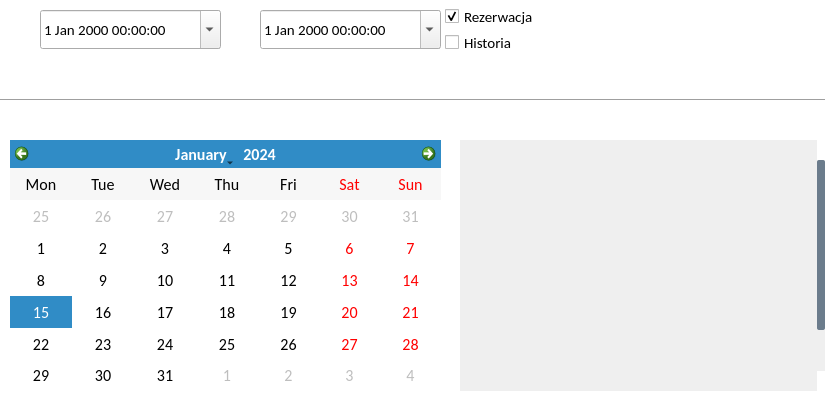
First picture: the form in bookingdialog.ui, repository RStravinsky/CarReservation, before the edit.
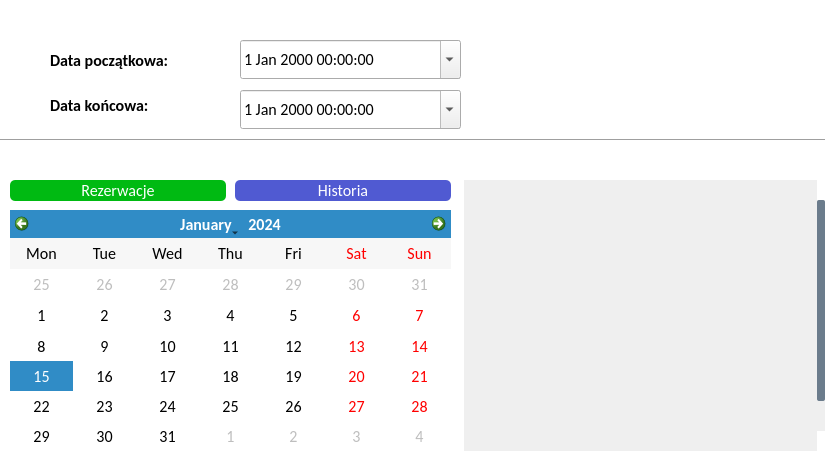
Second picture: the form after the edit. Icons and pictures are not drawn.

Commit message: GUI of BookingDialog, Data base backup button on status bar, createBackup() function, Question before car deleting

```diff
--- a/bookingdialog.ui
+++ b/bookingdialog.ui
@@ -7,19 +7,19 @@
     <x>0</x>
     <y>0</y>
     <width>825</width>
-    <height>400</height>
+    <height>460</height>
    </rect>
   </property>
   <property name="minimumSize">
    <size>
     <width>825</width>
-    <height>400</height>
+    <height>0</height>
    </size>
   </property>
   <property name="maximumSize">
    <size>
     <width>825</width>
-    <height>400</height>
+    <height>460</height>
    </size>
   </property>
   <property name="windowTitle">
@@ -82,9 +82,9 @@
    <property name="geometry">
     <rect>
      <x>10</x>
-     <y>140</y>
-     <width>431</width>
-     <height>251</height>
+     <y>210</y>
+     <width>441</width>
+     <height>241</height>
     </rect>
    </property>
    <property name="font">
@@ -115,10 +115,10 @@
   <widget class="QScrollArea" name="scrollArea">
    <property name="geometry">
     <rect>
-     <x>460</x>
-     <y>140</y>
-     <width>365</width>
-     <height>251</height>
+     <x>464</x>
+     <y>180</y>
+     <width>361</width>
+     <height>271</height>
     </rect>
    </property>
    <property name="sizePolicy">
@@ -153,16 +153,16 @@
   <widget class="QDateTimeEdit" name="dateTimeEditBegin">
    <property name="geometry">
     <rect>
-     <x>40</x>
-     <y>10</y>
-     <width>181</width>
+     <x>240</x>
+     <y>40</y>
+     <width>221</width>
      <height>39</height>
     </rect>
    </property>
    <property name="font">
     <font>
      <family>Calibri</family>
-     <pointsize>11</pointsize>
+     <pointsize>12</pointsize>
     </font>
    </property>
    <property name="showGroupSeparator" stdset="0">
@@ -175,16 +175,16 @@
   <widget class="QDateTimeEdit" name="dateTimeEditEnd">
    <property name="geometry">
     <rect>
-     <x>260</x>
-     <y>10</y>
-     <width>181</width>
+     <x>240</x>
+     <y>90</y>
+     <width>221</width>
      <height>39</height>
     </rect>
    </property>
    <property name="font">
     <font>
      <family>Calibri</family>
-     <pointsize>11</pointsize>
+     <pointsize>12</pointsize>
     </font>
    </property>
    <property name="calendarPopup">
@@ -194,8 +194,8 @@
   <widget class="QLabel" name="lblBeginImage">
    <property name="geometry">
     <rect>
-     <x>5</x>
-     <y>15</y>
+     <x>10</x>
+     <y>45</y>
      <width>31</width>
      <height>31</height>
     </rect>
@@ -213,8 +213,8 @@
   <widget class="QLabel" name="lblEndImage">
    <property name="geometry">
     <rect>
-     <x>225</x>
-     <y>15</y>
+     <x>10</x>
+     <y>90</y>
      <width>31</width>
      <height>31</height>
     </rect>
@@ -232,16 +232,16 @@
   <widget class="QPushButton" name="btnReserve">
    <property name="geometry">
     <rect>
-     <x>635</x>
-     <y>10</y>
-     <width>181</width>
-     <height>45</height>
+     <x>630</x>
+     <y>90</y>
+     <width>185</width>
+     <height>41</height>
     </rect>
    </property>
    <property name="font">
     <font>
      <family>Calibri</family>
-     <pointsize>12</pointsize>
+     <pointsize>16</pointsize>
     </font>
    </property>
    <property name="styleSheet">
@@ -272,7 +272,7 @@
    <property name="geometry">
     <rect>
      <x>0</x>
-     <y>90</y>
+     <y>130</y>
      <width>841</width>
      <height>20</height>
     </rect>
@@ -281,56 +281,12 @@
     <enum>Qt::Horizontal</enum>
    </property>
   </widget>
-  <widget class="QCheckBox" name="checkBoxBooking">
+  <widget class="QPushButton" name="btnShowReservation">
    <property name="geometry">
     <rect>
-     <x>445</x>
-     <y>1</y>
-     <width>151</width>
-     <height>31</height>
-    </rect>
-   </property>
-   <property name="font">
-    <font>
-     <family>Calibri</family>
-     <pointsize>11</pointsize>
-    </font>
-   </property>
-   <property name="text">
-    <string>Rezerwacja</string>
-   </property>
-   <property name="checked">
-    <bool>true</bool>
-   </property>
-  </widget>
-  <widget class="QCheckBox" name="checkBoxHistory">
-   <property name="geometry">
-    <rect>
-     <x>445</x>
-     <y>32</y>
-     <width>161</width>
-     <height>21</height>
-    </rect>
-   </property>
-   <property name="font">
-    <font>
-     <family>Calibri</family>
-     <pointsize>11</pointsize>
-    </font>
-   </property>
-   <property name="styleSheet">
-    <string notr="true"/>
-   </property>
-   <property name="text">
-    <string>Historia</string>
-   </property>
-  </widget>
-  <widget class="QPushButton" name="btnReserve_2">
-   <property name="geometry">
-    <rect>
-     <x>20</x>
-     <y>110</y>
-     <width>131</width>
+     <x>10</x>
+     <y>180</y>
+     <width>216</width>
      <height>21</height>
     </rect>
    </property>
@@ -341,16 +297,10 @@
     </font>
    </property>
    <property name="styleSheet">
-    <string notr="true">QPushButton:hover {
-border-radius: 5px;
-background: rgb(255,140,0);
-}
-
-QPushButton{
+    <string notr="true">QPushButton{
 color: white;
 border-radius: 5px;
-background: qlineargradient(x1:0, y1:0, x2:0, y2:1,
-   stop: 0 rgba(255,140,0), stop: 0.7 rgb(255,105,0));
+background: rgb(0,186,18);
 }
 
 QPushButton:pressed {
@@ -358,6 +308,7 @@
 border-radius: 5px;
 background: rgb(255,105,0);
 }
+
 </string>
    </property>
    <property name="text">
@@ -367,9 +318,9 @@
   <widget class="QPushButton" name="btnReserve_3">
    <property name="geometry">
     <rect>
-     <x>160</x>
-     <y>110</y>
-     <width>131</width>
+     <x>235</x>
+     <y>180</y>
+     <width>216</width>
      <height>21</height>
     </rect>
    </property>
@@ -380,16 +331,10 @@
     </font>
    </property>
    <property name="styleSheet">
-    <string notr="true">QPushButton:hover {
-border-radius: 5px;
-background: rgb(255,140,0);
-}
-
-QPushButton{
+    <string notr="true">QPushButton{
 color: white;
 border-radius: 5px;
-background: qlineargradient(x1:0, y1:0, x2:0, y2:1,
-   stop: 0 rgba(255,140,0), stop: 0.7 rgb(255,105,0));
+background: rgb(80,90,210);
 }
 
 QPushButton:pressed {
@@ -403,44 +348,196 @@
     <string>Historia</string>
    </property>
   </widget>
-  <widget class="QPushButton" name="btnReserve_4">
+  <widget class="QLabel" name="lblCheck">
    <property name="geometry">
     <rect>
-     <x>300</x>
-     <y>110</y>
-     <width>131</width>
-     <height>21</height>
+     <x>12</x>
+     <y>182</y>
+     <width>21</width>
+     <height>18</height>
     </rect>
    </property>
+   <property name="text">
+    <string/>
+   </property>
+   <property name="pixmap">
+    <pixmap resource="resources.qrc">:/images/images/check.png</pixmap>
+   </property>
+   <property name="scaledContents">
+    <bool>true</bool>
+   </property>
+  </widget>
+  <widget class="QLabel" name="label">
+   <property name="geometry">
+    <rect>
+     <x>50</x>
+     <y>45</y>
+     <width>191</width>
+     <height>31</height>
+    </rect>
+   </property>
    <property name="font">
     <font>
      <family>Calibri</family>
      <pointsize>12</pointsize>
+     <weight>75</weight>
+     <bold>true</bold>
     </font>
    </property>
+   <property name="text">
+    <string>Data początkowa:</string>
+   </property>
+  </widget>
+  <widget class="QLabel" name="label_2">
+   <property name="geometry">
+    <rect>
+     <x>50</x>
+     <y>90</y>
+     <width>191</width>
+     <height>31</height>
+    </rect>
+   </property>
+   <property name="font">
+    <font>
+     <family>Calibri</family>
+     <pointsize>12</pointsize>
+     <weight>75</weight>
+     <bold>true</bold>
+    </font>
+   </property>
+   <property name="text">
+    <string>Data końcowa:</string>
+   </property>
+  </widget>
+  <widget class="QFrame" name="frame">
+   <property name="geometry">
+    <rect>
+     <x>0</x>
+     <y>140</y>
+     <width>825</width>
+     <height>31</height>
+    </rect>
+   </property>
    <property name="styleSheet">
-    <string notr="true">QPushButton:hover {
-border-radius: 5px;
-background: rgb(255,140,0);
+    <string notr="true">QFrame {
+border: none;
+background: qlineargradient(x1:0, y1:0, x2:0, y2:1,
+   stop: 0 rgba(255,140,0,80%), stop: 0.7 rgb(255,105,0,80%));
+border-bottom-right-radius: 10px;
+border-bottom-left-radius:10px;
 }
-
-QPushButton{
-color: white;
-border-radius: 5px;
+</string>
+   </property>
+   <property name="frameShape">
+    <enum>QFrame::StyledPanel</enum>
+   </property>
+   <property name="frameShadow">
+    <enum>QFrame::Raised</enum>
+   </property>
+   <widget class="QLabel" name="label_4">
+    <property name="geometry">
+     <rect>
+      <x>390</x>
+      <y>5</y>
+      <width>141</width>
+      <height>21</height>
+     </rect>
+    </property>
+    <property name="font">
+     <font>
+      <family>Calibri</family>
+      <pointsize>12</pointsize>
+      <weight>75</weight>
+      <bold>true</bold>
+     </font>
+    </property>
+    <property name="styleSheet">
+     <string notr="true">background-color: transparent;
+color: white</string>
+    </property>
+    <property name="text">
+     <string>Podgląd </string>
+    </property>
+   </widget>
+   <widget class="QPushButton" name="pushButton">
+    <property name="geometry">
+     <rect>
+      <x>0</x>
+      <y>0</y>
+      <width>31</width>
+      <height>31</height>
+     </rect>
+    </property>
+    <property name="styleSheet">
+     <string notr="true">border:none;</string>
+    </property>
+    <property name="text">
+     <string/>
+    </property>
+    <property name="icon">
+     <iconset resource="resources.qrc">
+      <normaloff>:/images/images/downArrow.png</normaloff>:/images/images/downArrow.png</iconset>
+    </property>
+    <property name="iconSize">
+     <size>
+      <width>25</width>
+      <height>25</height>
+     </size>
+    </property>
+   </widget>
+  </widget>
+  <widget class="QFrame" name="frame_2">
+   <property name="geometry">
+    <rect>
+     <x>0</x>
+     <y>0</y>
+     <width>825</width>
+     <height>31</height>
+    </rect>
+   </property>
+   <property name="styleSheet">
+    <string notr="true">QFrame {
+border: none;
 background: qlineargradient(x1:0, y1:0, x2:0, y2:1,
-   stop: 0 rgba(255,140,0), stop: 0.7 rgb(255,105,0));
+   stop: 0 rgba(255,140,0,80%), stop: 0.7 rgb(255,105,0,80%));
+border-bottom-right-radius: 10px;
+border-bottom-left-radius:10px;
 }
 
-QPushButton:pressed {
-color: white;
-border-radius: 5px;
-background: rgb(255,105,0);
-}
+
 </string>
    </property>
-   <property name="text">
-    <string>Naprawy</string>
+   <property name="frameShape">
+    <enum>QFrame::StyledPanel</enum>
    </property>
+   <property name="frameShadow">
+    <enum>QFrame::Raised</enum>
+   </property>
+   <widget class="QLabel" name="label_3">
+    <property name="geometry">
+     <rect>
+      <x>350</x>
+      <y>5</y>
+      <width>391</width>
+      <height>21</height>
+     </rect>
+    </property>
+    <property name="font">
+     <font>
+      <family>Calibri</family>
+      <pointsize>12</pointsize>
+      <weight>75</weight>
+      <bold>true</bold>
+     </font>
+    </property>
+    <property name="styleSheet">
+     <string notr="true">background-color: transparent;
+color: white</string>
+    </property>
+    <property name="text">
+     <string>Rezerwacja samochodu</string>
+    </property>
+   </widget>
   </widget>
  </widget>
  <resources>
```
Left out of the diff: 6 changed lines with no effect on the pictures. The commit also changes 13 other files.
